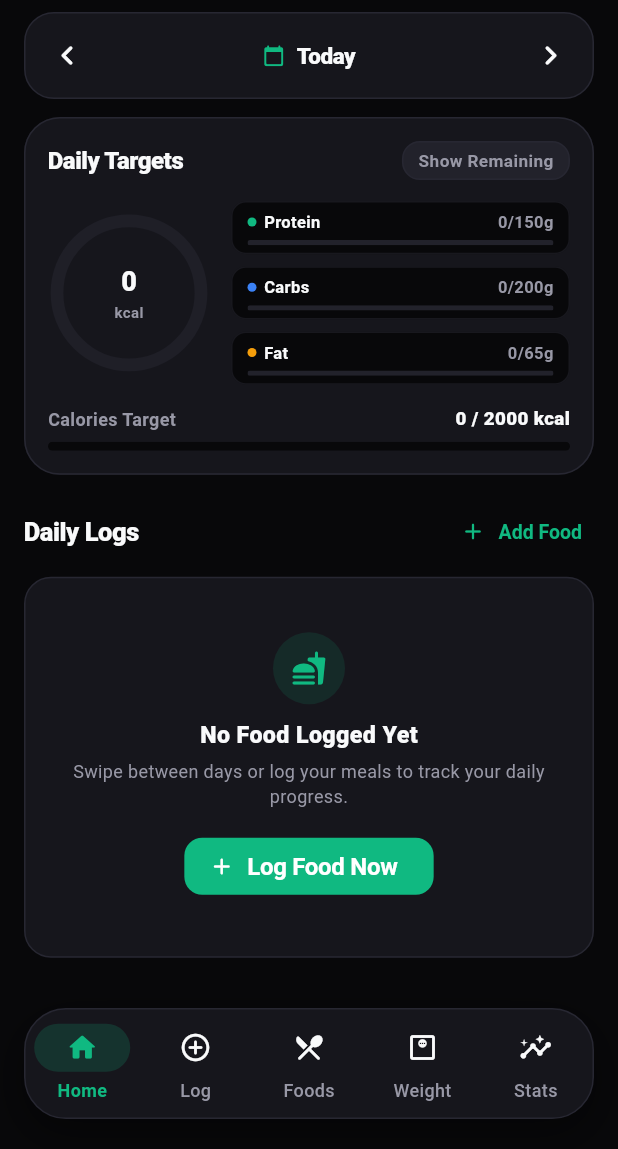
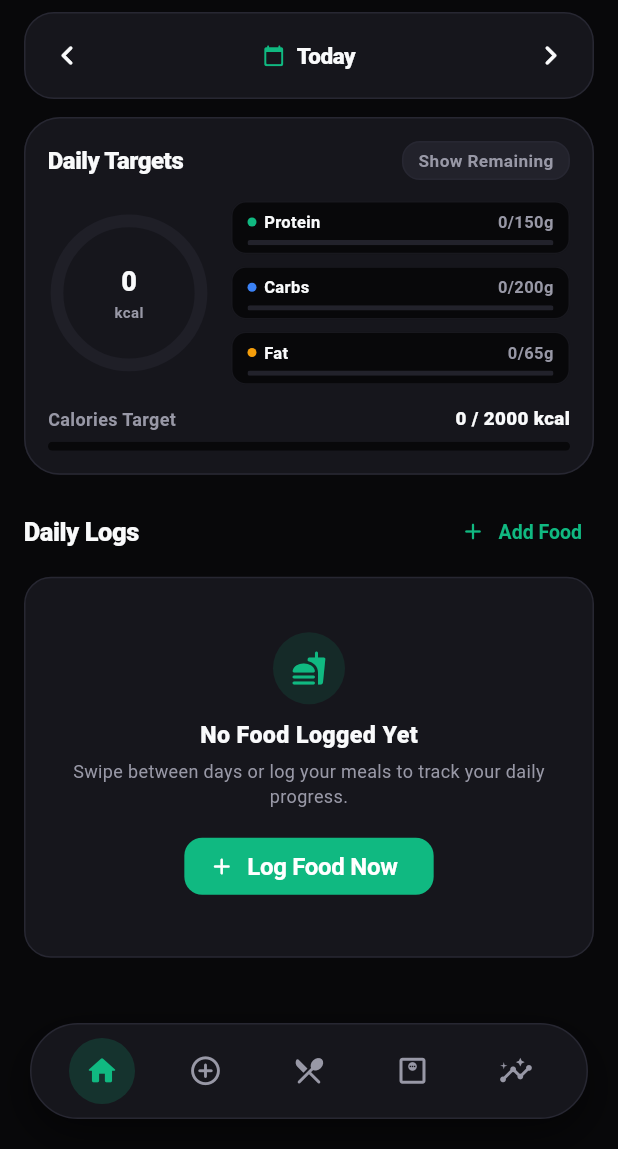
Before and after one commit to Nova-VI/MacrosMobile, a Flutter app: the screen it shows once a user with an empty profile is signed in, on a phone screen of 412 x 824 dp, the part 87-1236 px from its top. Run offline on Flutter 3.47's test engine with Material 3 defaults, Android fonts, the phone set to English and light mode, and no system bars; our stand-ins replace cloud_firestore, firebase_auth, firebase_core, google_sign_in, shared_preferences; accounts and stored records are empty.

Commit message:
enhance nav bar UI

```diff
--- a/lib/screens/main_navigation_screen.dart
+++ b/lib/screens/main_navigation_screen.dart
@@ -18,6 +18,41 @@ class _MainNavigationScreenState extends State<MainNavigationScreen> {
   int _currentIndex = 0;
   DateTime _targetLogDate = DateTime.now();
   DailyLog? _editingLog;
+
+  Widget _buildCircularNavItem({
+    required int index,
+    required IconData icon,
+    required IconData selectedIcon,
+    required String tooltip,
+  }) {
+    final isSelected = _currentIndex == index;
+
+    return Tooltip(
+      message: tooltip,
+      child: InkWell(
+        onTap: () => _onTabSelected(index),
+        borderRadius: BorderRadius.circular(24),
+        child: AnimatedContainer(
+          duration: const Duration(milliseconds: 220),
+          curve: Curves.easeOutCubic,
+          width: 44,
+          height: 44,
+          decoration: BoxDecoration(
+            shape: BoxShape.circle, // Pure geometric circle
+            color: isSelected
+                ? AppColors.primary.withValues(alpha: 0.18)
+                : Colors.transparent,
+          ),
+          alignment: Alignment.center,
+          child: Icon(
+            isSelected ? selectedIcon : icon,
+            color: isSelected ? AppColors.primary : AppColors.textMuted,
+            size: 23,
+          ),
+        ),
+      ),
+    );
+  }
 
   void _onTabSelected(int index) {
     if (_currentIndex != index) {
@@ -114,77 +149,57 @@ class _MainNavigationScreenState extends State<MainNavigationScreen> {
           ],
         ),
       ),
+      // Minimalist Floating Icon-Only Navigation Bar
+// Floating Minimalist Navigation Bar with True Circular Indicator
       bottomNavigationBar: Container(
-        margin: const EdgeInsets.fromLTRB(16, 0, 16, 20),
+        margin: const EdgeInsets.fromLTRB(20, 0, 20, 20),
+        height: 64,
         decoration: BoxDecoration(
           color: AppColors.surface,
-          borderRadius: BorderRadius.circular(28),
+          borderRadius: BorderRadius.circular(32),
           border: Border.all(color: AppColors.border, width: 1),
           boxShadow: [
             BoxShadow(
-              color: Colors.black.withValues(alpha: 0.45),
+              color: Colors.black.withValues(alpha: 0.5),
               blurRadius: 24,
               offset: const Offset(0, 10),
             ),
           ],
         ),
-        child: ClipRRect(
-          borderRadius: BorderRadius.circular(28),
-          child: NavigationBarTheme(
-            data: NavigationBarThemeData(
-              backgroundColor: Colors.transparent,
-              indicatorColor: AppColors.primary.withValues(alpha: 0.18),
-              indicatorShape: RoundedRectangleBorder(
-                borderRadius: BorderRadius.circular(16),
-              ),
-              labelTextStyle: WidgetStateProperty.resolveWith<TextStyle>(
-                (states) => TextStyle(
-                  fontSize: 12,
-                  fontWeight: states.contains(WidgetState.selected)
-                      ? FontWeight.w700
-                      : FontWeight.w500,
-                  color: states.contains(WidgetState.selected)
-                      ? AppColors.primary
-                      : AppColors.textMuted,
-                ),
-              ),
+        child: Row(
+          mainAxisAlignment: MainAxisAlignment.spaceEvenly,
+          children: [
+            _buildCircularNavItem(
+              index: 0,
+              icon: Icons.home_outlined,
+              selectedIcon: Icons.home_rounded,
+              tooltip: 'Home',
             ),
-            child: NavigationBar(
-              height: 72,
-              elevation: 0,
-              backgroundColor: Colors.transparent,
-              selectedIndex: _currentIndex,
-              onDestinationSelected: _onTabSelected,
-              labelBehavior: NavigationDestinationLabelBehavior.alwaysShow,
-              destinations: const [
-                NavigationDestination(
-                  icon: Icon(Icons.home_outlined, size: 22),
-                  selectedIcon: Icon(Icons.home_rounded, color: AppColors.primary, size: 22),
-                  label: 'Home',
-                ),
-                NavigationDestination(
-                  icon: Icon(Icons.add_circle_outline_rounded, size: 22),
-                  selectedIcon: Icon(Icons.add_circle_rounded, color: AppColors.primary, size: 22),
-                  label: 'Log',
-                ),
-                NavigationDestination(
-                  icon: Icon(Icons.restaurant_menu_rounded, size: 22),
-                  selectedIcon: Icon(Icons.restaurant_rounded, color: AppColors.primary, size: 22),
-                  label: 'Foods',
-                ),
-                NavigationDestination(
-                  icon: Icon(Icons.monitor_weight_outlined, size: 22),
-                  selectedIcon: Icon(Icons.monitor_weight_rounded, color: AppColors.primary, size: 22),
-                  label: 'Weight',
-                ),
-                NavigationDestination(
-                  icon: Icon(Icons.insights_rounded, size: 22),
-                  selectedIcon: Icon(Icons.analytics_rounded, color: AppColors.primary, size: 22),
-                  label: 'Stats',
-                ),
-              ],
+            _buildCircularNavItem(
+              index: 1,
+              icon: Icons.add_circle_outline_rounded,
+              selectedIcon: Icons.add_circle_rounded,
+              tooltip: 'Log Food',
             ),
-          ),
+            _buildCircularNavItem(
+              index: 2,
+              icon: Icons.restaurant_menu_rounded,
+              selectedIcon: Icons.restaurant_rounded,
+              tooltip: 'Foods & Recipes',
+            ),
+            _buildCircularNavItem(
+              index: 3,
+              icon: Icons.monitor_weight_outlined,
+              selectedIcon: Icons.monitor_weight_rounded,
+              tooltip: 'Weight Tracker',
+            ),
+            _buildCircularNavItem(
+              index: 4,
+              icon: Icons.insights_rounded,
+              selectedIcon: Icons.analytics_rounded,
+              tooltip: 'Stats & Insights',
+            ),
+          ],
         ),
       ),
     );
```
